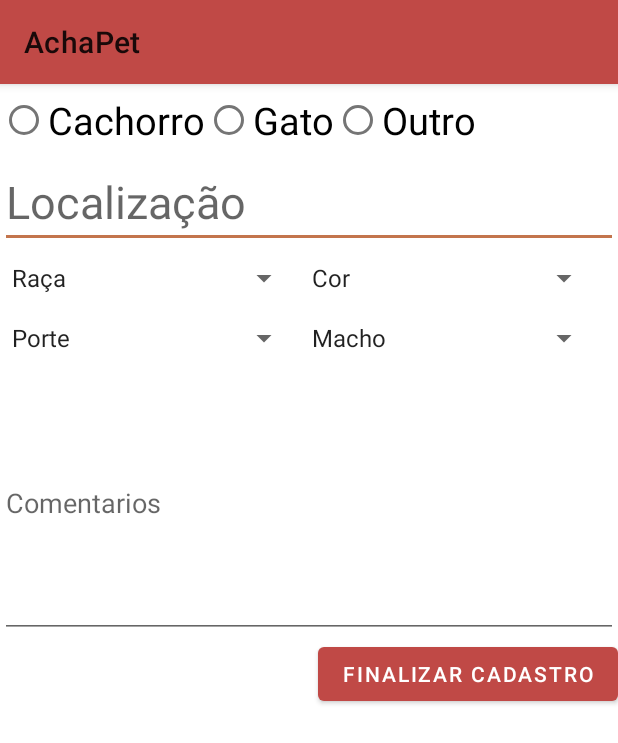
After one commit to EduAkira/AchaPet, an Android app: the CadrastoAnimalActivity screen opened directly, with no data from a screen before it, on a phone screen of 412 x 824 dp. The commit adds this screen. Shown: the top 743 px of the screen. Run offline under Robolectric (Android 15) with nearby library versions, the phone set to English and light mode, and no system bars; our stand-ins replace Firebase (no records; nobody signed in at launch, a user with empty details on screens opened directly).

Commit message:
Banco funcionando e linagndo ao firebase, porem tem o problema com o recebimento na Strings de dados para o banco

```diff
--- /dev/null
+++ b/AchaPet_app/app/src/main/java/br/com/achapet/Activity/CadrastoAnimalActivity.java
@@ -0,0 +1,120 @@
+package br.com.achapet.Activity;
+
+import android.os.Bundle;
+
+import com.google.android.gms.tasks.OnFailureListener;
+import com.google.android.gms.tasks.OnSuccessListener;
+import com.google.android.material.floatingactionbutton.FloatingActionButton;
+import com.google.android.material.snackbar.Snackbar;
+import com.google.firebase.firestore.FirebaseFirestore;
+
+import androidx.annotation.NonNull;
+import androidx.appcompat.app.AppCompatActivity;
+import androidx.appcompat.widget.Toolbar;
+
+import android.util.Log;
+import android.view.View;
+import android.widget.AdapterView;
+import android.widget.ArrayAdapter;
+import android.widget.Button;
+import android.widget.EditText;
+import android.widget.RadioButton;
+import android.widget.RadioGroup;
+import android.widget.Spinner;
+
+import java.util.HashMap;
+import java.util.Map;
+
+import br.com.achapet.Modal.AnimalModal;
+import br.com.achapet.R;
+
+import static androidx.constraintlayout.widget.Constraints.TAG;
+
+public class CadrastoAnimalActivity extends AppCompatActivity implements AdapterView.OnItemSelectedListener {
+
+    private String[] raceNames = {"Raça", "Não definido", "Pastor", "Bulldog", "Labrador"};
+    private String[] porteAnimal = {"Porte", "Grande", "Medio", "Pequeno"};
+    private String[] corAnimal = {"Cor", "Preta", "Branca", "Cinza", "Mesclado"};
+    private String[] sexoanimal = {"Macho", "Femea"};
+    private String tipoAnimal = "Não definido";
+    private String raca;
+    private String portes;
+    private String cors;
+    private String sexo;
+    String localidade;
+    private RadioGroup rg;
+    private EditText mylocation;
+    private FirebaseFirestore db;
+
+    @Override
+    protected void onCreate(Bundle savedInstanceState) {
+        super.onCreate(savedInstanceState);
+        setContentView(R.layout.activity_cadrasto_animal);
+
+        //Getting the instance of Spinner and applying OnItemSelectedListener on it
+        Spinner spin = (Spinner) findViewById(R.id.spinner_race);
+        spin.setOnItemSelectedListener(this);
+
+        Spinner spinPorte = (Spinner) findViewById(R.id.spinner_porte);
+        spinPorte.setOnItemSelectedListener(this);
+
+        Spinner spinCor = (Spinner) findViewById(R.id.spinner_color);
+        spinCor.setOnItemSelectedListener(this);
+
+        Spinner spinSexo = (Spinner) findViewById(R.id.spinner_gender);
+        spinCor.setOnItemSelectedListener(this);
+
+        //Creating the ArrayAdapter instance having the bank name list
+        ArrayAdapter aa = new ArrayAdapter(this, android.R.layout.simple_spinner_item, raceNames);
+        aa.setDropDownViewResource(android.R.layout.simple_spinner_dropdown_item);
+        raca = String.valueOf(spin.getSelectedItem());
+
+        ArrayAdapter porte = new ArrayAdapter(this, android.R.layout.simple_spinner_item, porteAnimal);
+        porte.setDropDownViewResource(android.R.layout.simple_spinner_dropdown_item);
+        portes = String.valueOf(spinPorte.getSelectedItem());
+
+        ArrayAdapter cor = new ArrayAdapter(this, android.R.layout.simple_spinner_item, corAnimal);
+        cor.setDropDownViewResource(android.R.layout.simple_spinner_dropdown_item);
+        cors = String.valueOf(spinCor.getSelectedItem());
+
+        ArrayAdapter gender = new ArrayAdapter(this, android.R.layout.simple_spinner_item, sexoanimal);
+        gender.setDropDownViewResource(android.R.layout.simple_spinner_dropdown_item);
+        sexo = String.valueOf(spinSexo.getSelectedItem());
+
+        //Setting the ArrayAdapter data on the Spinner
+        spin.setAdapter(aa);
+        spinPorte.setAdapter(porte);
+        spinCor.setAdapter(cor);
+        spinSexo.setAdapter(gender);
+
+        //Qual o tipo de animal ESTA ERRADO
+        /*rg = (RadioGroup) findViewById(R.id.radio_group);
+        tipoAnimal = ((RadioButton) findViewById(rg.getCheckedRadioButtonId())).getText().toString();*/
+
+        //localização escrita
+        mylocation = (EditText) findViewById(R.id.location);
+        localidade = mylocation.getText().toString();
+    }
+
+    public void finalizar(View v){
+        AnimalModal bd = new AnimalModal();
+        bd.AnimalModal(tipoAnimal, raca, portes, cors, localidade, sexo);
+
+
+
+    }
+
+
+
+    @Override
+    public void onItemSelected(AdapterView<?> parent, View view, int position, long id) {
+
+
+    }
+
+    @Override
+    public void onNothingSelected(AdapterView<?> parent) {
+
+    }
+
+}
--- a/AchaPet_app/app/src/main/java/br/com/achapet/Activity/SplashScreenActivity.java
+++ b/AchaPet_app/app/src/main/java/br/com/achapet/Activity/SplashScreenActivity.java
@@ -5,19 +5,31 @@ import androidx.appcompat.app.AppCompatActivity;
 import android.content.Intent;
 import android.os.Bundle;
 import android.view.View;
+import android.widget.Button;
 
 import br.com.achapet.R;
 
 public class SplashScreenActivity extends AppCompatActivity {
 
+
     @Override
     protected void onCreate(Bundle savedInstanceState) {
         super.onCreate(savedInstanceState);
         setContentView(R.layout.activity_splash_screen);
+
+
     }
+
 
     public void cadastrarPessoa(View v){
         Intent intent = new Intent(this, LoginPessoaActivity.class);
+
         startActivity(intent);
     }
+
+    public void cadastrarAnimal(View v){
+        Intent intent = new  Intent(this, CadrastoAnimalActivity.class);
+        startActivity(intent);
+        finish();
+    }
 }
--- a/AchaPet_app/app/src/main/java/br/com/achapet/Modal/AnimalModal.java
+++ b/AchaPet_app/app/src/main/java/br/com/achapet/Modal/AnimalModal.java
@@ -1,4 +1,60 @@
 package br.com.achapet.Modal;
 
+import android.util.Log;
+
+import androidx.annotation.NonNull;
+
+import com.google.android.gms.tasks.OnFailureListener;
+import com.google.android.gms.tasks.OnSuccessListener;
+import com.google.firebase.firestore.FirebaseFirestore;
+
+import java.util.HashMap;
+import java.util.Map;
+
+import static androidx.constraintlayout.widget.Constraints.TAG;
+
 public class AnimalModal {
+
+    private String tipoAnimal;
+    private String raca;
+    private String portes;
+    private String localidade;
+    private String cors;
+    private String sexo;
+    private FirebaseFirestore db;
+
+
+    public void AnimalModal(String tipoAnimal, String raca, String portes, String cors, String localidade, String sexo) {
+        this.tipoAnimal = tipoAnimal;
+        this.raca = raca;
+        this.cors = cors;
+        this.portes = portes;
+        this.localidade = localidade;
+        this.sexo = sexo;
+        db = FirebaseFirestore.getInstance();
+        Map<String, Object> cadastroAnimal = new HashMap<>();
+        cadastroAnimal.put("Animal", this.tipoAnimal);
+        cadastroAnimal.put("Raça", this.raca);
+        cadastroAnimal.put("Porte", this.portes);
+        cadastroAnimal.put("Cor", this.cors);
+        cadastroAnimal.put("Localidade", this.localidade);
+        cadastroAnimal.put("Sexo", this.sexo);
+
+
+        db.collection("cadastroAnimal").document("Animal")
+                .set(cadastroAnimal)
+                .addOnSuccessListener(new OnSuccessListener<Void>() {
+                    @Override
+                    public void onSuccess(Void aVoid) {
+                        Log.d(TAG, "DocumentSnapshot successfully written!");
+                    }
+                })
+                .addOnFailureListener(new OnFailureListener() {
+                    @Override
+                    public void onFailure(@NonNull Exception e) {
+                        Log.w(TAG, "Error writing document", e);
+                    }
+                });
+
+    }
 }
--- /dev/null
+++ b/AchaPet_app/app/src/main/res/layout/activity_cadrasto_animal.xml
@@ -0,0 +1,105 @@
+<?xml version="1.0" encoding="utf-8"?>
+<LinearLayout
+    xmlns:android="http://schemas.android.com/apk/res/android"
+    android:layout_width="match_parent"
+    android:layout_height="match_parent">
+
+    <LinearLayout
+        android:layout_width="match_parent"
+        android:orientation="vertical"
+        android:layout_height="wrap_content">
+
+        <RadioGroup
+            android:id="@+id/radio_group"
+            android:orientation="horizontal"
+            android:layout_width="match_parent"
+            android:layout_height="wrap_content"
+            >
+            <RadioButton
+                android:id="@+id/radio_dog"
+                android:layout_width="wrap_content"
+                android:layout_height="wrap_content"
+                android:text="Cachorro"
+                android:textSize="25dp"/>
+            <RadioButton
+                android:id="@+id/radio_cat"
+                android:layout_width="wrap_content"
+                android:layout_height="wrap_content"
+                android:text="Gato"
+                android:textSize="25dp"/>
+            <RadioButton
+                android:id="@+id/radio_another"
+                android:layout_width="wrap_content"
+                android:layout_height="wrap_content"
+                android:text="Outro"
+                android:textSize="25dp"/>
+        </RadioGroup>
+
+        <EditText
+            android:id="@+id/location"
+            android:layout_width="match_parent"
+            android:layout_height="wrap_content"
+            android:hint="Localização"
+            android:textSize="30dp"/>
+
+        <LinearLayout
+            android:layout_width="match_parent"
+            android:orientation="horizontal"
+            android:layout_height="wrap_content">
+
+            <Spinner
+                android:id="@+id/spinner_race"
+                android:layout_width="200dp"
+                android:layout_height="40dp">
+
+            </Spinner>
+
+            <Spinner
+                android:id="@+id/spinner_color"
+                android:layout_width="200dp"
+                android:layout_height="40dp">
+
+            </Spinner>
+
+
+
+            />
+        </LinearLayout>
+
+        <LinearLayout
+            android:layout_width="match_parent"
+            android:layout_height="wrap_content"
+            android:orientation="horizontal">
+            <Spinner
+                android:id="@+id/spinner_porte"
+                android:layout_width="200dp"
+                android:layout_height="40dp">
+
+            </Spinner>
+
+            <Spinner
+                android:id="@+id/spinner_gender"
+                android:layout_width="200dp"
+                android:layout_height="40dp">
+
+            </Spinner>
+
+        </LinearLayout>
+
+        <EditText
+            android:layout_width="match_parent"
+            android:layout_height="180dp"
+            android:hint="Comentarios"
+            />
+
+        <Button
+            android:id="@+id/button_finish"
+            android:onClick="finalizar"
+            android:layout_width="200dp"
+            android:layout_height="wrap_content"
+            android:text="Finalizar cadastro"
+            android:layout_gravity="right"
+            />
+
+    </LinearLayout>
+</LinearLayout>
--- a/AchaPet_app/app/src/main/res/layout/activity_splash_screen.xml
+++ b/AchaPet_app/app/src/main/res/layout/activity_splash_screen.xml
@@ -27,7 +27,8 @@
         android:layout_width="match_parent"
         android:layout_height="64dp"
         android:text="Perdi meu Pet"
-        android:layout_marginBottom="15dp"/>
+        android:onClick="cadastrarAnimal"
+        android:layout_marginBottom="10dp"/>
 
     <com.google.android.material.button.MaterialButton
         android:layout_width="match_parent"
--- /dev/null
+++ b/AchaPet_app/app/src/main/res/values/dimens.xml
@@ -0,0 +1,3 @@
+<resources>
+    <dimen name="fab_margin">16dp</dimen>
+</resources>
--- a/AchaPet_app/app/src/main/res/values/strings.xml
+++ b/AchaPet_app/app/src/main/res/values/strings.xml
@@ -1,3 +1,4 @@
 <resources>
     <string name="app_name">AchaPet</string>
+    <string name="title_activity_cadrasto_animal">CadrastoAnimalActivity</string>
 </resources>
--- a/AchaPet_app/app/src/main/res/values/styles.xml
+++ b/AchaPet_app/app/src/main/res/values/styles.xml
@@ -15,6 +15,15 @@
         <item name="colorAccent">@color/colorAccent</item>
     </style>
 
+    <style name="AppTheme.NoActionBar">
+        <item name="windowActionBar">false</item>
+        <item name="windowNoTitle">true</item>
+    </style>
+
+    <style name="AppTheme.AppBarOverlay" parent="ThemeOverlay.AppCompat.Dark.ActionBar" />
+
+    <style name="AppTheme.PopupOverlay" parent="ThemeOverlay.AppCompat.Light" />
+
 
     <!--style name="AppTheme.NoActionBar">
         <item name="windowActionBar">false</item>
```
Also changed, not shown: AchaPet_app/app/src/main/AndroidManifest.xml (+8 -2 lines).
